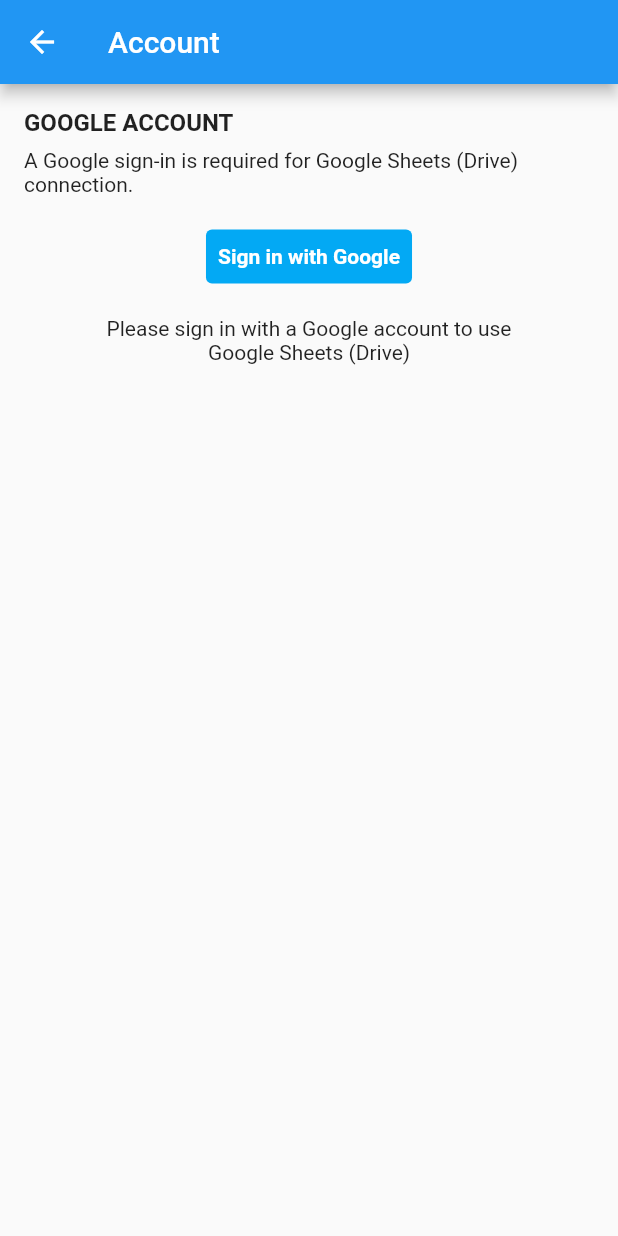
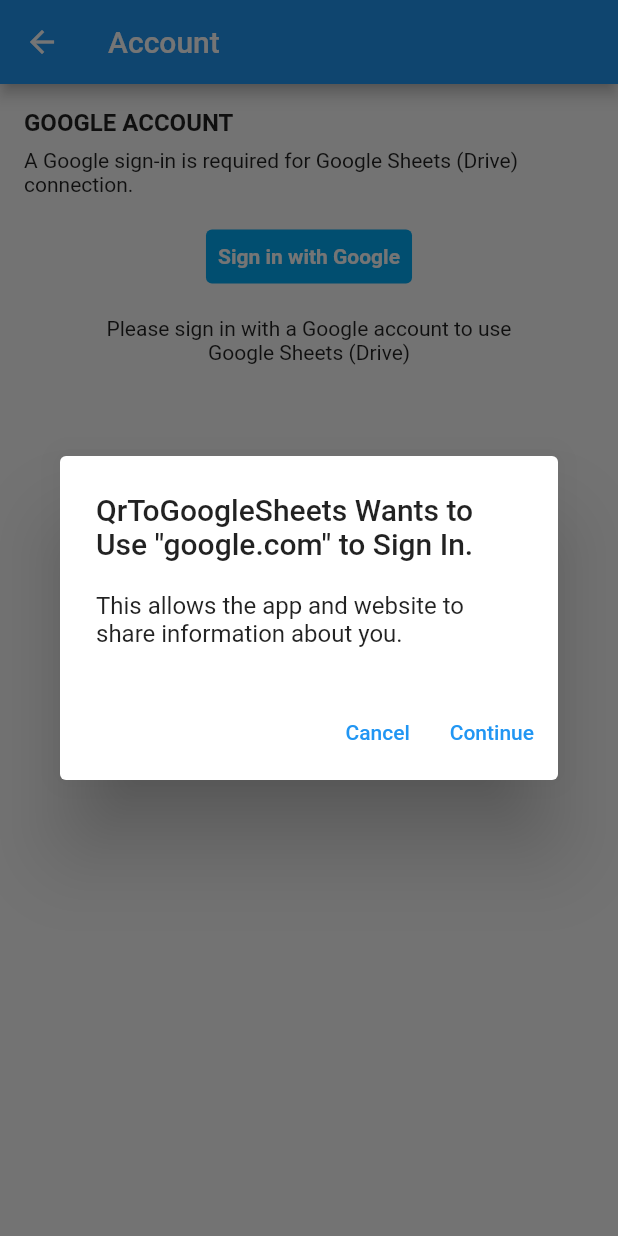
Before and after one commit to hungxtran/QR-to-Google-Sheets, a Flutter app: the AccountPage screen opened directly, after a tap on "Sign in with Google", on a phone screen of 412 x 824 dp. Run offline on Flutter 3.47's test engine with Material 2 defaults, Android fonts, the phone set to English and light mode, and no system bars; missing offline and left inert: ai_barcode_scanner.

Commit message:
add function showDialog for sign in with Google

```diff
--- a/qr_to_google_sheets/lib/account.dart
+++ b/qr_to_google_sheets/lib/account.dart
@@ -3,6 +3,36 @@ import 'package:flutter/material.dart';
 class AccountPage extends StatelessWidget {
   @override
   Widget build(BuildContext context) {
+    // Function to show the alert dialog
+    Future<void> _showSignInDialog() async {
+      return showDialog(
+        context: context,
+        builder: (BuildContext context) {
+          return AlertDialog(
+            title:
+                Text('QrToGoogleSheets Wants to Use "google.com" to Sign In.'),
+            content: Text(
+                'This allows the app and website to share information about you.'),
+            actions: <Widget>[
+              TextButton(
+                child: Text('Cancel'),
+                onPressed: () {
+                  Navigator.of(context).pop();
+                },
+              ),
+              TextButton(
+                child: Text('Continue'),
+                onPressed: () {
+                  // Add your sign-in logic here
+                  Navigator.of(context).pop();
+                },
+              ),
+            ],
+          );
+        },
+      );
+    }
+
     return Scaffold(
       appBar: AppBar(
         title: const Text('Account'),
@@ -43,9 +73,8 @@ class AccountPage extends StatelessWidget {
                     16), // Add spacing between the description and the button
             Center(
               child: TextButton(
-                onPressed: () {
-                  // Add your Google sign-in logic here
-                },
+                onPressed:
+                    _showSignInDialog, // Show the dialog when the button is tapped
                 style: ButtonStyle(
                   backgroundColor: MaterialStateProperty.all(Colors.lightBlue),
                 ),
```
